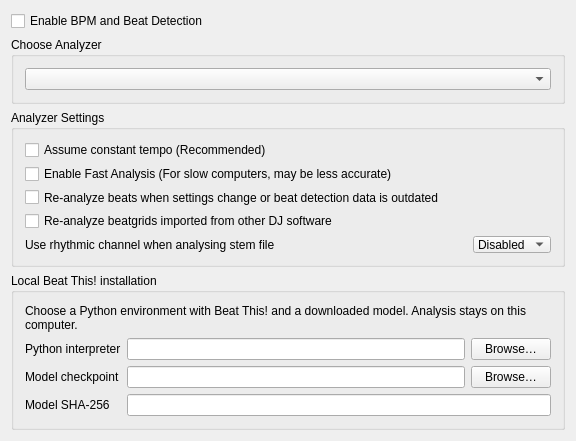
Qt form src/preferences/dialog/dlgprefbeatsdlg.ui (gabba43/mixxx) before a commit.
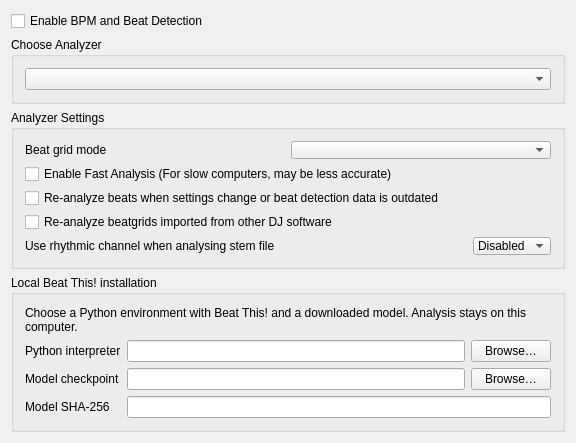
The same form after that commit.

Commit message: Add automatic and variable Beat This! grid modes

```diff
--- a/src/preferences/dialog/dlgprefbeatsdlg.ui
+++ b/src/preferences/dialog/dlgprefbeatsdlg.ui
@@ -70,16 +70,15 @@
      </property>
      <layout class="QVBoxLayout" name="verticalLayout">
       <item>
-       <widget class="QCheckBox" name="checkBoxFixedTempo">
-        <property name="toolTip">
-         <string>Converts beats detected by the analyzer into a fixed-tempo beatgrid.
-Use this setting if your tracks have a constant tempo (e.g. most electronic music).
-Often results in higher quality beatgrids, but will not do well on tracks that have tempo shifts.</string>
-        </property>
-        <property name="text">
-         <string>Assume constant tempo (Recommended)</string>
-        </property>
-       </widget>
+       <layout class="QHBoxLayout" name="tempoModeLayout">
+        <item><widget class="QLabel" name="labelTempoMode">
+         <property name="text"><string>Beat grid mode</string></property>
+         <property name="buddy"><cstring>comboBoxTempoMode</cstring></property>
+        </widget></item>
+        <item><widget class="QComboBox" name="comboBoxTempoMode">
+         <property name="toolTip"><string>Auto uses a constant grid when it fits the detected beats across the track. Constant forces a single tempo. Variable follows the detected beat positions.</string></property>
+        </widget></item>
+       </layout>
       </item>
       <item>
        <widget class="QCheckBox" name="checkBoxFastAnalysis">
```
Left out of the diff: 2 changed lines with no effect on the pictures. The commit also changes 28 other files.
